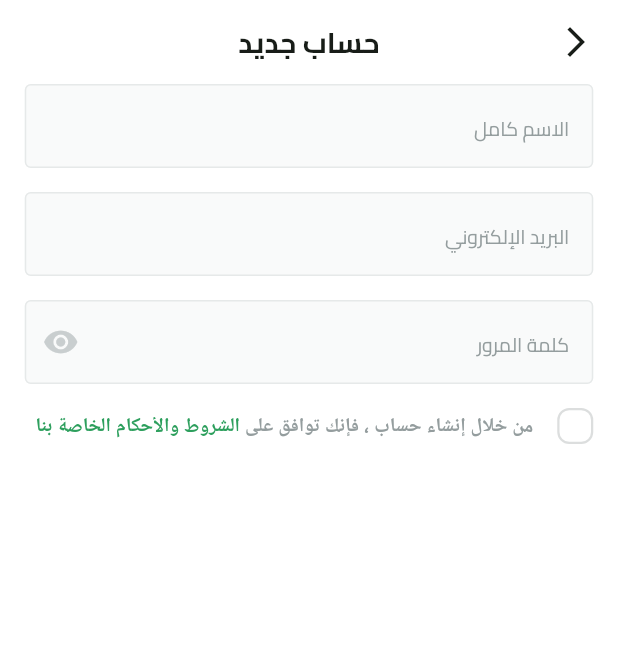
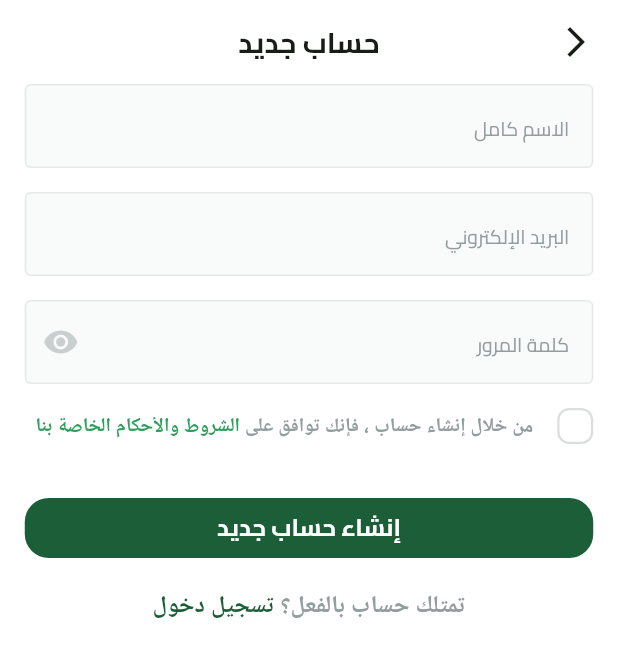
Before and after one commit to seifmoustafa/Fruit-Hub, a Flutter app: the SignupView screen opened by its route, on a phone screen of 412 x 824 dp. Shown: the top 657 px of the screen. Run offline on Flutter 3.47's test engine with Material 3 defaults, Android fonts, the light colour scheme and no system bars; our stand-ins replace dots_indicator, flutter_svg, shared_preferences; accounts and stored records are empty.

Commit message:
`Added custom button and have an account widget to signup view body, updated terms and conditions widget to remove unused import`

```diff
--- /dev/null
+++ b/lib/features/auth/presentation/views/widgets/have_an_account.dart
@@ -0,0 +1,38 @@
+import 'package:flutter/gestures.dart';
+import 'package:flutter/material.dart';
+import 'package:fruit_hub/core/utils/app_colors.dart';
+import 'package:fruit_hub/core/utils/app_text_styles.dart';
+import 'package:fruit_hub/features/auth/presentation/views/login_view.dart';
+
+class HaveAnAccount extends StatelessWidget {
+  const HaveAnAccount({super.key});
+
+  @override
+  Widget build(BuildContext context) {
+    return Text.rich(
+      TextSpan(
+        children: [
+          TextSpan(
+              text: 'تمتلك حساب بالفعل؟',
+              style: TextStyles.semiBold16.copyWith(
+                color: const Color(0xFF949D9E),
+              )),
+          TextSpan(
+              text: ' ',
+              style: TextStyles.semiBold16
+                  .copyWith(color: const Color(0xFF616A6B))),
+          TextSpan(
+            recognizer: TapGestureRecognizer()
+              ..onTap = () {
+                Navigator.pop(context, LoginView.routeName);
+              },
+            text: 'تسجيل دخول',
+            style:
+                TextStyles.semiBold16.copyWith(color: AppColors.primaryColor),
+          ),
+        ],
+      ),
+      textAlign: TextAlign.center,
+    );
+  }
+}
--- a/lib/features/auth/presentation/views/widgets/signup_view_body.dart
+++ b/lib/features/auth/presentation/views/widgets/signup_view_body.dart
@@ -1,6 +1,8 @@
 import 'package:flutter/material.dart';
 import 'package:fruit_hub/constants.dart';
+import 'package:fruit_hub/core/widgets/custom_button.dart';
 import 'package:fruit_hub/core/widgets/custom_text_form_field.dart';
+import 'package:fruit_hub/features/auth/presentation/views/widgets/have_an_account.dart';
 import 'package:fruit_hub/features/auth/presentation/views/widgets/terms_and_conditions.dart';
 
 class SignupViewBody extends StatelessWidget {
@@ -8,25 +10,28 @@ class SignupViewBody extends StatelessWidget {
 
   @override
   Widget build(BuildContext context) {
-    return const SingleChildScrollView(
+    return SingleChildScrollView(
       child: Padding(
-        padding: EdgeInsets.symmetric(horizontal: kHorizontalPadding),
+        padding: const EdgeInsets.symmetric(horizontal: kHorizontalPadding),
         child: Column(
           spacing: 16,
           children: [
-            CustomTextFormField(
+            const CustomTextFormField(
                 hintText: 'الاسم كامل', textInputType: TextInputType.name),
-            CustomTextFormField(
+            const CustomTextFormField(
                 hintText: 'البريد الإلكتروني',
                 textInputType: TextInputType.emailAddress),
-            CustomTextFormField(
+            const CustomTextFormField(
                 suffixIcon: Icon(
                   Icons.remove_red_eye,
                   color: Color(0xffc9cecf),
                 ),
                 hintText: 'كلمة المرور',
                 textInputType: TextInputType.visiblePassword),
-            TermsAndConditions(),
+            const TermsAndConditions(),
+            const SizedBox(),
+            CustomButton(onPressed: () {}, text: 'إنشاء حساب جديد'),
+            const HaveAnAccount()
           ],
         ),
       ),
--- a/lib/features/auth/presentation/views/widgets/terms_and_conditions.dart
+++ b/lib/features/auth/presentation/views/widgets/terms_and_conditions.dart
@@ -1,5 +1,4 @@
 import 'package:flutter/material.dart';
-import 'package:fruit_hub/constants.dart';
 import 'package:fruit_hub/core/utils/app_colors.dart';
 import 'package:fruit_hub/core/utils/app_text_styles.dart';
 import 'package:fruit_hub/features/auth/presentation/views/widgets/custom_check_box.dart';
```
